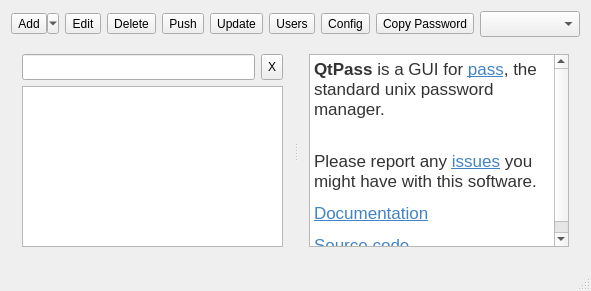
Qt form mainwindow.ui (IJHack/QtPass) before a commit.
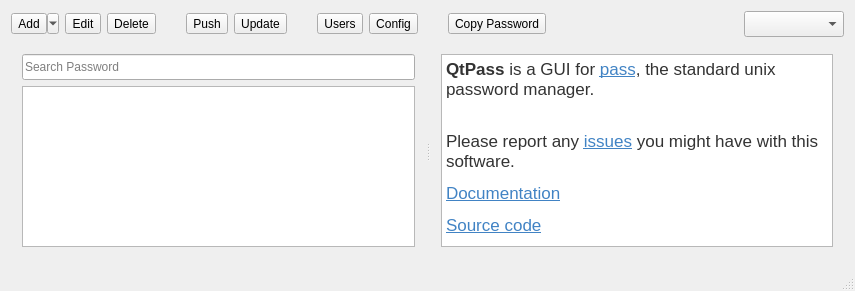
The same form after that commit. Icons and pictures are not drawn.

Commit message: removed the seperate clearbutton and inserted background text to the search bar

Patch:
```diff
--- a/mainwindow.ui
+++ b/mainwindow.ui
@@ -6,7 +6,7 @@
    <rect>
     <x>0</x>
     <y>0</y>
-    <width>398</width>
+    <width>855</width>
     <height>291</height>
    </rect>
   </property>
@@ -292,29 +292,14 @@
               <height>26</height>
              </size>
             </property>
-           </widget>
-          </item>
-          <item>
-           <widget class="QToolButton" name="clearButton">
-            <property name="minimumSize">
-             <size>
-              <width>0</width>
-              <height>26</height>
-             </size>
-            </property>
-            <property name="toolTip">
-             <string>Clear search</string>
-            </property>
             <property name="text">
-             <string>X</string>
+             <string/>
             </property>
-            <property name="icon">
-             <iconset theme="edit-clear">
-              <normalon>:/icons/edit-clear.svg</normalon>
-             </iconset>
+            <property name="placeholderText">
+             <string>Search Password</string>
             </property>
-            <property name="toolButtonStyle">
-             <enum>Qt::ToolButtonIconOnly</enum>
+            <property name="clearButtonEnabled">
+             <bool>true</bool>
             </property>
            </widget>
           </item>
@@ -346,11 +331,11 @@
            <string>&lt;!DOCTYPE HTML PUBLIC &quot;-//W3C//DTD HTML 4.0//EN&quot; &quot;http://www.w3.org/TR/REC-html40/strict.dtd&quot;&gt;
 &lt;html&gt;&lt;head&gt;&lt;meta name=&quot;qrichtext&quot; content=&quot;1&quot; /&gt;&lt;style type=&quot;text/css&quot;&gt;
 p, li { white-space: pre-wrap; }
-&lt;/style&gt;&lt;/head&gt;&lt;body style=&quot; font-family:'.SF NS Text'; font-size:13pt; font-weight:400; font-style:normal;&quot;&gt;
-&lt;p style=&quot; margin-top:12px; margin-bottom:12px; margin-left:0px; margin-right:0px; -qt-block-indent:0; text-indent:0px;&quot;&gt;&lt;span style=&quot; font-family:'Helvetica Neue,Helvetica,Segoe UI,Arial,freesans,sans-serif'; font-weight:600; color:#333333;&quot;&gt;QtPass&lt;/span&gt;&lt;span style=&quot; font-family:'Helvetica Neue,Helvetica,Segoe UI,Arial,freesans,sans-serif'; color:#333333;&quot;&gt; is a GUI for &lt;/span&gt;&lt;a href=&quot;http://www.passwordstore.org/&quot;&gt;&lt;span style=&quot; font-family:'Helvetica Neue,Helvetica,Segoe UI,Arial,freesans,sans-serif'; text-decoration: underline; color:#4183c4; background-color:transparent;&quot;&gt;pass&lt;/span&gt;&lt;/a&gt;&lt;span style=&quot; font-family:'Helvetica Neue,Helvetica,Segoe UI,Arial,freesans,sans-serif'; color:#333333;&quot;&gt;, the standard unix password manager.&lt;/span&gt;&lt;/p&gt;
-&lt;p style=&quot; margin-top:12px; margin-bottom:12px; margin-left:0px; margin-right:0px; -qt-block-indent:0; text-indent:0px;&quot;&gt;&lt;span style=&quot; font-family:'Helvetica Neue,Helvetica,Segoe UI,Arial,freesans,sans-serif'; color:#333333;&quot;&gt;&lt;br /&gt;Please report any &lt;/span&gt;&lt;a href=&quot;https://github.com/IJHack/qtpass/issues&quot;&gt;&lt;span style=&quot; font-family:'Helvetica Neue,Helvetica,Segoe UI,Arial,freesans,sans-serif'; text-decoration: underline; color:#4183c4;&quot;&gt;issues&lt;/span&gt;&lt;/a&gt;&lt;span style=&quot; font-family:'Helvetica Neue,Helvetica,Segoe UI,Arial,freesans,sans-serif'; color:#333333;&quot;&gt; you might have with this software.&lt;/span&gt;&lt;/p&gt;
-&lt;p style=&quot; margin-top:12px; margin-bottom:12px; margin-left:0px; margin-right:0px; -qt-block-indent:0; text-indent:0px;&quot;&gt;&lt;a href=&quot;http://qtpass.org/&quot;&gt;&lt;span style=&quot; font-family:'Helvetica Neue,Helvetica,Segoe UI,Arial,freesans,sans-serif'; text-decoration: underline; color:#4183c4; background-color:transparent;&quot;&gt;Documentation&lt;/span&gt;&lt;/a&gt;&lt;/p&gt;
-&lt;p style=&quot; margin-top:12px; margin-bottom:12px; margin-left:0px; margin-right:0px; -qt-block-indent:0; text-indent:0px;&quot;&gt;&lt;a href=&quot;https://github.com/IJHack/qtpass&quot;&gt;&lt;span style=&quot; font-family:'Helvetica Neue,Helvetica,Segoe UI,Arial,freesans,sans-serif'; text-decoration: underline; color:#4183c4; background-color:transparent;&quot;&gt;Source code&lt;/span&gt;&lt;/a&gt;&lt;/p&gt;&lt;/body&gt;&lt;/html&gt;</string>
+&lt;/style&gt;&lt;/head&gt;&lt;body style=&quot; font-family:'Noto Sans'; font-size:9pt; font-weight:400; font-style:normal;&quot;&gt;
+&lt;p style=&quot; margin-top:12px; margin-bottom:12px; margin-left:0px; margin-right:0px; -qt-block-indent:0; text-indent:0px;&quot;&gt;&lt;span style=&quot; font-family:'Helvetica Neue,Helvetica,Segoe UI,Arial,freesans,sans-serif'; font-size:13pt; font-weight:600; color:#333333;&quot;&gt;QtPass&lt;/span&gt;&lt;span style=&quot; font-family:'Helvetica Neue,Helvetica,Segoe UI,Arial,freesans,sans-serif'; font-size:13pt; color:#333333;&quot;&gt; is a GUI for &lt;/span&gt;&lt;a href=&quot;http://www.passwordstore.org/&quot;&gt;&lt;span style=&quot; font-family:'Helvetica Neue,Helvetica,Segoe UI,Arial,freesans,sans-serif'; font-size:13pt; text-decoration: underline; color:#4183c4; background-color:transparent;&quot;&gt;pass&lt;/span&gt;&lt;/a&gt;&lt;span style=&quot; font-family:'Helvetica Neue,Helvetica,Segoe UI,Arial,freesans,sans-serif'; font-size:13pt; color:#333333;&quot;&gt;, the standard unix password manager.&lt;/span&gt;&lt;/p&gt;
+&lt;p style=&quot; margin-top:12px; margin-bottom:12px; margin-left:0px; margin-right:0px; -qt-block-indent:0; text-indent:0px;&quot;&gt;&lt;span style=&quot; font-family:'Helvetica Neue,Helvetica,Segoe UI,Arial,freesans,sans-serif'; font-size:13pt; color:#333333;&quot;&gt;&lt;br /&gt;Please report any &lt;/span&gt;&lt;a href=&quot;https://github.com/IJHack/qtpass/issues&quot;&gt;&lt;span style=&quot; font-family:'Helvetica Neue,Helvetica,Segoe UI,Arial,freesans,sans-serif'; font-size:13pt; text-decoration: underline; color:#4183c4;&quot;&gt;issues&lt;/span&gt;&lt;/a&gt;&lt;span style=&quot; font-family:'Helvetica Neue,Helvetica,Segoe UI,Arial,freesans,sans-serif'; font-size:13pt; color:#333333;&quot;&gt; you might have with this software.&lt;/span&gt;&lt;/p&gt;
+&lt;p style=&quot; margin-top:12px; margin-bottom:12px; margin-left:0px; margin-right:0px; -qt-block-indent:0; text-indent:0px;&quot;&gt;&lt;a href=&quot;http://qtpass.org/&quot;&gt;&lt;span style=&quot; font-family:'Helvetica Neue,Helvetica,Segoe UI,Arial,freesans,sans-serif'; font-size:13pt; text-decoration: underline; color:#4183c4; background-color:transparent;&quot;&gt;Documentation&lt;/span&gt;&lt;/a&gt;&lt;/p&gt;
+&lt;p style=&quot; margin-top:12px; margin-bottom:12px; margin-left:0px; margin-right:0px; -qt-block-indent:0; text-indent:0px;&quot;&gt;&lt;a href=&quot;https://github.com/IJHack/qtpass&quot;&gt;&lt;span style=&quot; font-family:'Helvetica Neue,Helvetica,Segoe UI,Arial,freesans,sans-serif'; font-size:13pt; text-decoration: underline; color:#4183c4; background-color:transparent;&quot;&gt;Source code&lt;/span&gt;&lt;/a&gt;&lt;/p&gt;&lt;/body&gt;&lt;/html&gt;</string>
           </property>
          </widget>
         </item>
```
Left out of the diff: 1 changed line with no effect on the pictures. The commit also changes 2 other files.
